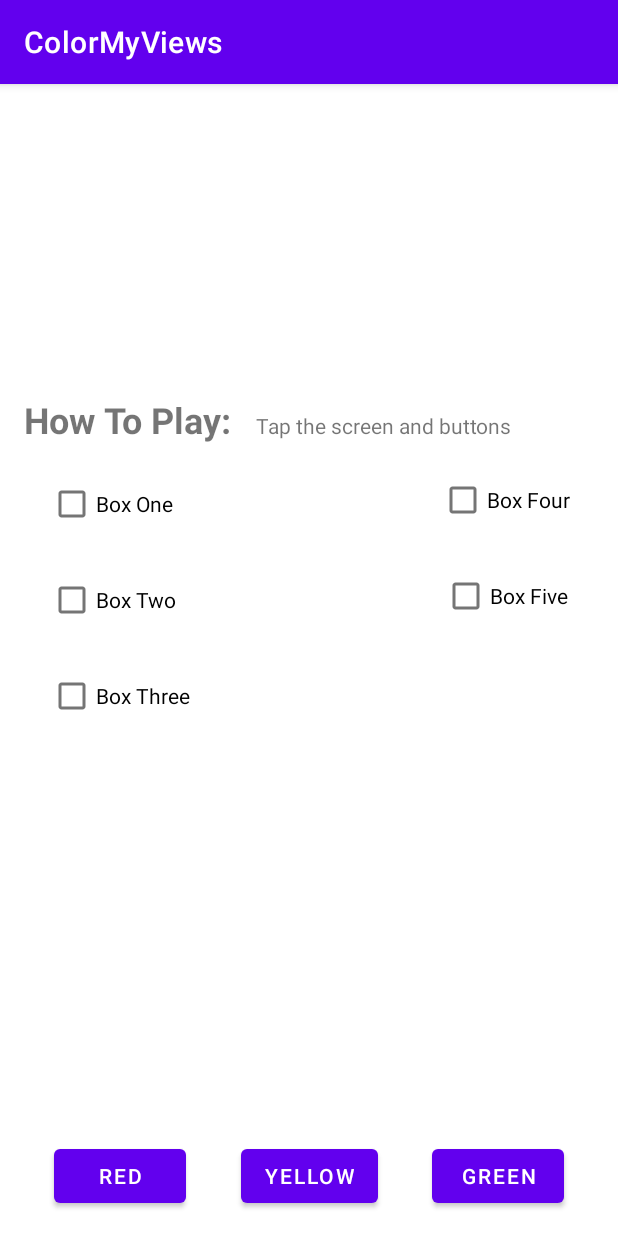
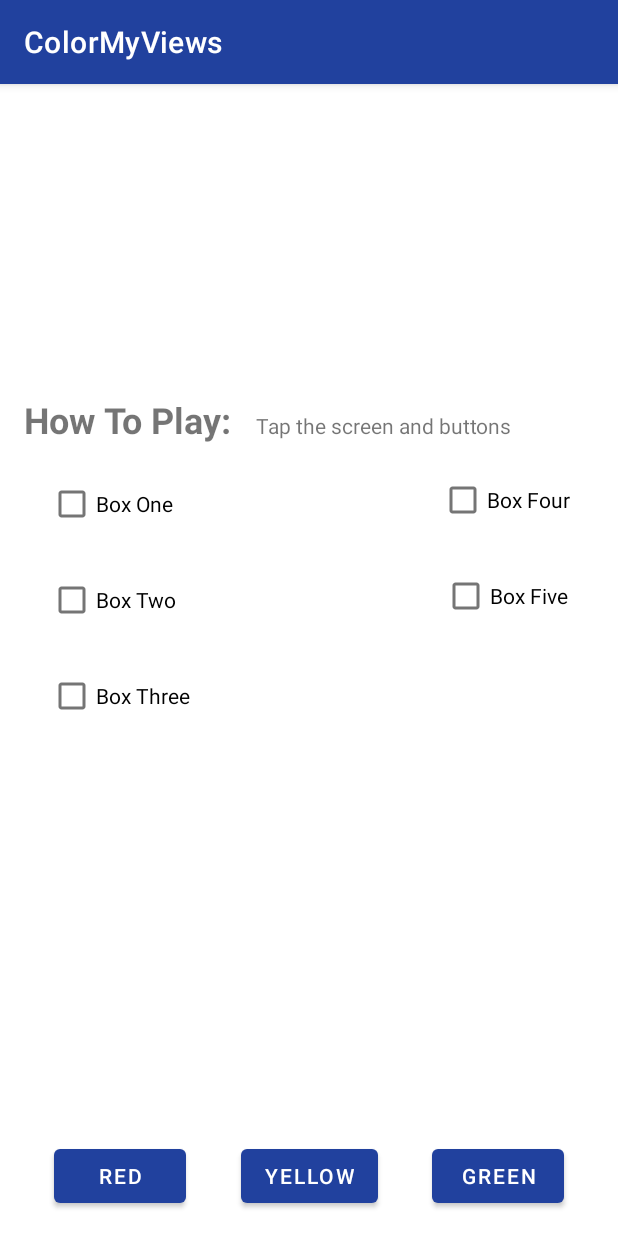
Before and after one commit to nurzainpradana/Color-My-View-App, an Android app: the screen it shows after launch (MainActivity), on a phone screen of 412 x 824 dp. Run offline under Robolectric (Android 15) with nearby library versions, the phone set to English and light mode, and no system bars; Roboto replaces fonts that are not available here.

Commit message:
change color

```diff
--- a/app/src/main/java/com/example/android/colormyviews/MainActivity.kt
+++ b/app/src/main/java/com/example/android/colormyviews/MainActivity.kt
@@ -80,7 +80,7 @@ class MainActivity : AppCompatActivity() {
         }
 
         // Membuat Array List
-        selectedBox = ArrayList()
+        selectedBox =  ArrayList()
     }
 
     private fun makeDrawabled(view: View){
--- a/app/src/main/res/values/colors.xml
+++ b/app/src/main/res/values/colors.xml
@@ -7,6 +7,8 @@
     <color name="teal_700">#FF018786</color>
     <color name="black">#FF000000</color>
     <color name="white">#FFFFFFFF</color>
+    <color name="blue">#21419E</color>
+    <color name="dark_blue">#0C2673</color>
 
     <color name="my_green">#12C700</color>
     <color name="my_red">#E54304</color>
--- a/app/src/main/res/values/themes.xml
+++ b/app/src/main/res/values/themes.xml
@@ -2,8 +2,8 @@
     <!-- Base application theme. -->
     <style name="Theme.ColorMyViews" parent="Theme.MaterialComponents.DayNight.DarkActionBar">
         <!-- Primary brand color. -->
-        <item name="colorPrimary">@color/purple_500</item>
-        <item name="colorPrimaryVariant">@color/purple_700</item>
+        <item name="colorPrimary">@color/blue</item>
+        <item name="colorPrimaryVariant">@color/dark_blue</item>
         <item name="colorOnPrimary">@color/white</item>
         <!-- Secondary brand color. -->
         <item name="colorSecondary">@color/teal_200</item>
```
